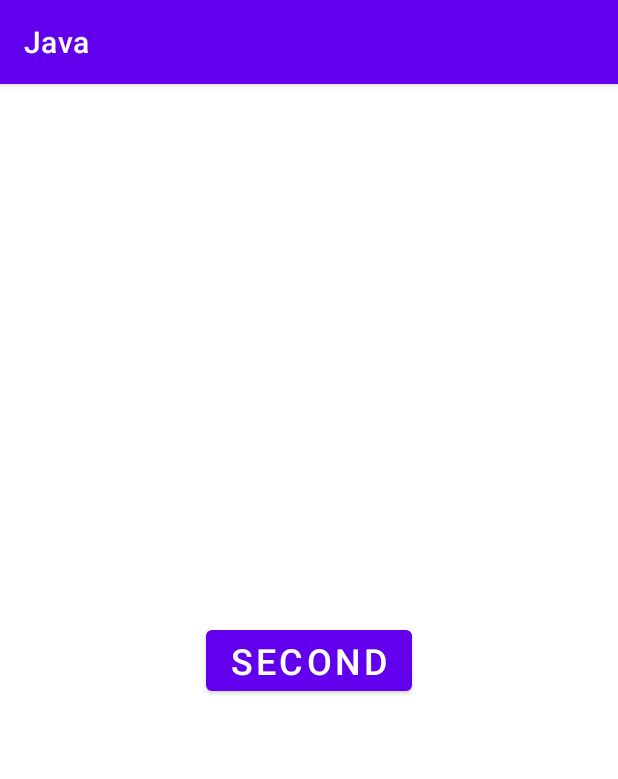
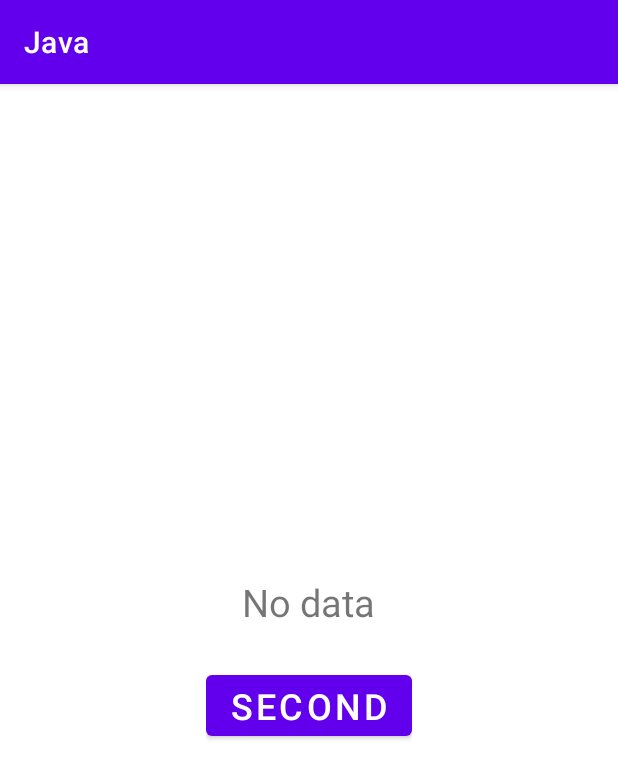
Before and after one commit to Abduvokhobov5888/JAVA, an Android app: the screen it shows after launch (MainActivity), on a phone screen of 412 x 824 dp. Shown: the top 779 px of the screen. Run offline under Robolectric (Android 15) with nearby library versions, the phone set to English and light mode, and no system bars.

Commit message:
2 chi Serializable

```diff
--- a/app/src/main/java/com/example/java/MainActivity.java
+++ b/app/src/main/java/com/example/java/MainActivity.java
@@ -1,15 +1,30 @@
 package com.example.java;
 
+import androidx.activity.result.ActivityResult;
+import androidx.activity.result.ActivityResultCallback;
+import androidx.activity.result.ActivityResultLauncher;
+import androidx.activity.result.contract.ActivityResultContracts;
+import androidx.annotation.Nullable;
 import androidx.appcompat.app.AppCompatActivity;
 
+import android.app.Activity;
+import android.app.Instrumentation;
 import android.content.Intent;
+import android.nfc.Tag;
 import android.os.Bundle;
+import android.util.Log;
 import android.view.View;
 import android.widget.Button;
+import android.widget.TextView;
 
 import com.example.java.model.Users;
 
+import org.w3c.dom.Text;
+
 public class MainActivity extends AppCompatActivity {
+    static final String TAG = MainActivity.class.toString();
+   // int LAUNCH_DETAIL = 1001;
+    TextView tv_home;
 
     @Override
     protected void onCreate(Bundle savedInstanceState) {
@@ -18,7 +33,33 @@ public class MainActivity extends AppCompatActivity {
         initViews();
     }
 
+    ActivityResultLauncher<Intent> detailLauncher = registerForActivityResult(
+            new ActivityResultContracts.StartActivityForResult(),
+            new ActivityResultCallback<ActivityResult>() {
+                @Override
+                public void onActivityResult(ActivityResult result) {
+                    if (result.getResultCode() == Activity.RESULT_OK){
+                        Intent data = result.getData();
+                        String text = data.getStringExtra("result");
+                        Log.d(TAG, text);
+                        tv_home.setText(text);
+                    }
+                }
+            }
+    );
+
+    @Override
+    protected void onActivityResult(int requestCode, int resultCode, @Nullable Intent data) {
+        super.onActivityResult(requestCode, resultCode, data);
+        if (requestCode == Activity.RESULT_OK){
+            String result = data.getStringExtra("result");
+            Log.d(TAG,result);
+            tv_home.setText(result);
+        }
+    }
+
     void initViews(){
+        tv_home = findViewById(R.id.tv_home);
         Button button_open = (Button) findViewById(R.id.button_open);
         button_open.setOnClickListener(new View.OnClickListener() {
             @Override
@@ -31,6 +72,7 @@ public class MainActivity extends AppCompatActivity {
     void openSecond(Users user){
         Intent intent = new Intent(this, SecondActivity.class);
         intent.putExtra("user", user);
-        startActivity(intent);
+        detailLauncher.launch(intent);
+        //startActivity(intent);
     }
 }
--- a/app/src/main/res/layout/activity_main.xml
+++ b/app/src/main/res/layout/activity_main.xml
@@ -6,15 +6,38 @@
     android:layout_height="match_parent"
     tools:context=".MainActivity">
 
-    <Button
-        android:id="@+id/button_open"
+    <LinearLayout
         android:layout_width="wrap_content"
         android:layout_height="wrap_content"
-        android:text="Second"
-        android:textSize="24sp"
+        android:gravity="center_horizontal|center_vertical"
+        android:orientation="vertical"
         app:layout_constraintBottom_toBottomOf="parent"
         app:layout_constraintEnd_toEndOf="parent"
         app:layout_constraintStart_toStartOf="parent"
-        app:layout_constraintTop_toTopOf="parent" />
+        app:layout_constraintTop_toTopOf="parent">
+
+        <TextView
+            android:id="@+id/tv_home"
+            android:layout_width="wrap_content"
+            android:layout_height="wrap_content"
+            android:text="No data"
+            android:textSize="25sp" />
+
+        <Button
+            android:id="@+id/button_open"
+            android:layout_width="wrap_content"
+            android:layout_height="wrap_content"
+            android:layout_marginTop="25dp"
+            android:text="@string/second"
+            android:textSize="24sp"
+            app:layout_constraintBottom_toBottomOf="parent"
+            app:layout_constraintEnd_toEndOf="parent"
+            app:layout_constraintHorizontal_bias="0.498"
+            app:layout_constraintStart_toStartOf="parent"
+            app:layout_constraintTop_toTopOf="parent"
+            app:layout_constraintVertical_bias="0.499" />
+
+
+    </LinearLayout>
 
 </androidx.constraintlayout.widget.ConstraintLayout>
--- a/app/src/main/res/values/strings.xml
+++ b/app/src/main/res/values/strings.xml
@@ -1,3 +1,4 @@
 <resources>
     <string name="app_name">Java</string>
+    <string name="second">Second</string>
 </resources>
```
Also changed, not shown: app/src/main/java/com/example/java/SecondActivity.java (+19 -1 lines), app/src/main/res/layout/activity_second.xml (+14 -1 lines).
